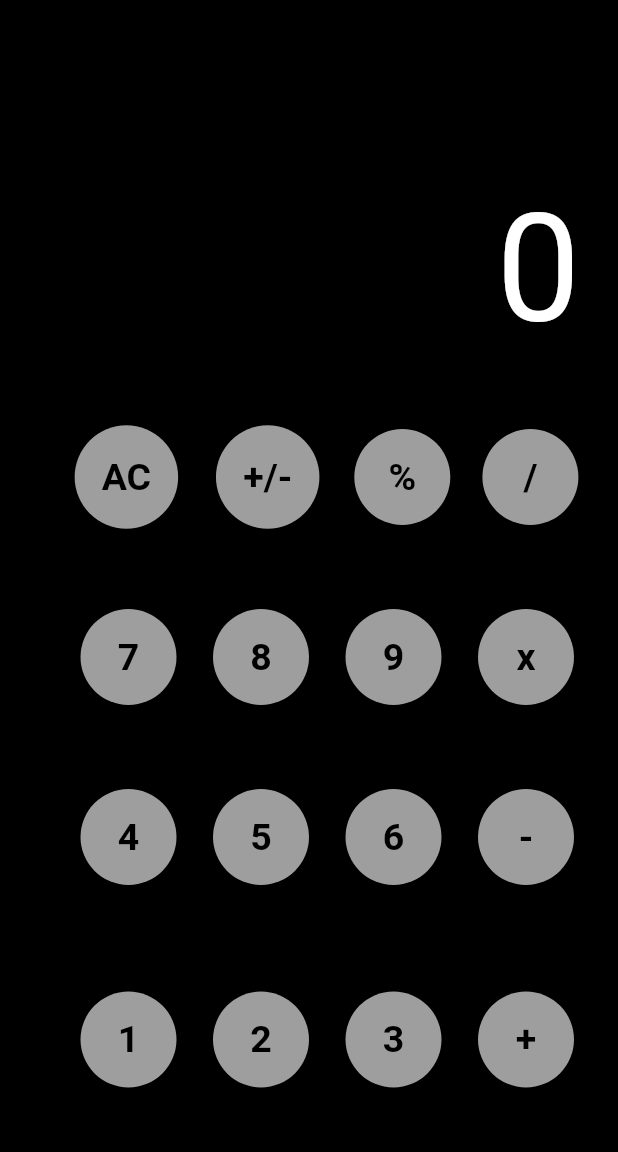
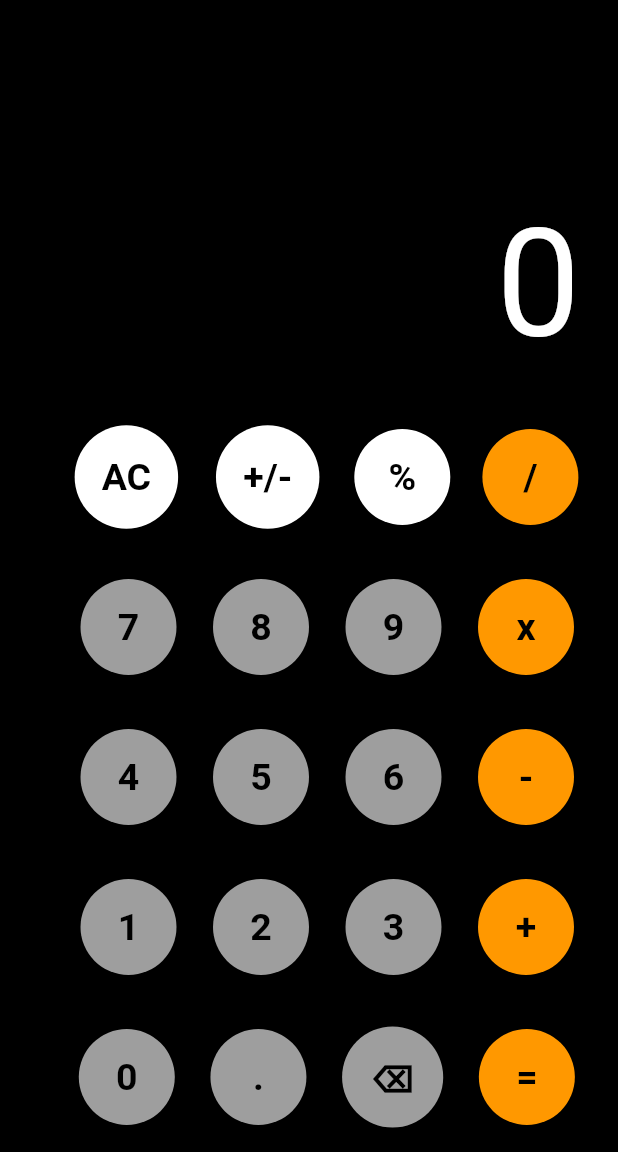
Before and after one commit to KamilJuraszek/CalculatorApp, a Flutter app: the screen it shows after launch, on a phone screen of 412 x 824 dp, the part 84-1236 px from its top. Run offline on Flutter 3.47's test engine with Material 2 defaults, Android fonts, the phone set to English and light mode, and no system bars.

Commit message:
button customization

```diff
--- a/lib/main.dart
+++ b/lib/main.dart
@@ -84,44 +84,54 @@ class _MyHomePageState extends State<MyHomePage> {
             Row(
               mainAxisAlignment: MainAxisAlignment.spaceEvenly,
               children: [
-                Padding(padding: EdgeInsets.only(bottom: 120),),
-                calcbutton('AC', Colors.grey, Colors.black),
-                calcbutton('+/-', Colors.grey, Colors.black),
-                calcbutton('%', Colors.grey, Colors.black),
-                calcbutton('/', Colors.grey, Colors.black),
+                Padding(padding: EdgeInsets.only(bottom: 100),),
+                calcbutton('AC', Colors.white, Colors.black),
+                calcbutton('+/-', Colors.white, Colors.black),
+                calcbutton('%', Colors.white, Colors.black),
+                calcbutton('/', Colors.orange, Colors.black),
               ],
             ),
             Row(
               mainAxisAlignment: MainAxisAlignment.spaceEvenly,
               children: [
-                Padding(padding: EdgeInsets.only(bottom: 120),),
+                Padding(padding: EdgeInsets.only(bottom: 100),),
                 calcbutton('7', Colors.grey, Colors.black),
                 calcbutton('8', Colors.grey, Colors.black),
                 calcbutton('9', Colors.grey, Colors.black),
-                calcbutton('x', Colors.grey, Colors.black),
+                calcbutton('x', Colors.orange, Colors.black),
               ],
             ),
             Row(
 
               mainAxisAlignment: MainAxisAlignment.spaceEvenly,
               children: [
-                Padding(padding: EdgeInsets.only(bottom: 120),),
+                Padding(padding: EdgeInsets.only(bottom: 100),),
                 calcbutton('4', Colors.grey, Colors.black),
                 calcbutton('5', Colors.grey, Colors.black),
                 calcbutton('6', Colors.grey, Colors.black),
-                calcbutton('-', Colors.grey, Colors.black),
+                calcbutton('-', Colors.orange, Colors.black),
               ],
             ),
             Row(
               mainAxisAlignment: MainAxisAlignment.spaceEvenly,
               children: [
-                Padding(padding: EdgeInsets.only(bottom: 150),),
+                Padding(padding: EdgeInsets.only(bottom: 100),),
                 calcbutton('1', Colors.grey, Colors.black),
                 calcbutton('2', Colors.grey, Colors.black),
                 calcbutton('3', Colors.grey, Colors.black),
-                calcbutton('+', Colors.grey, Colors.black),
+                calcbutton('+', Colors.orange, Colors.black),
               ],
             ),
+            Row(
+              mainAxisAlignment: MainAxisAlignment.spaceEvenly,
+              children: [
+                Padding(padding: EdgeInsets.only(bottom: 100),),
+                calcbutton('0', Colors.grey, Colors.black),
+                calcbutton('.', Colors.grey, Colors.black),
+                calcbutton('⌫', Colors.grey, Colors.black),
+                calcbutton('=', Colors.orange, Colors.black),
+              ],
+            )
           ],
         ),
       ),
```
